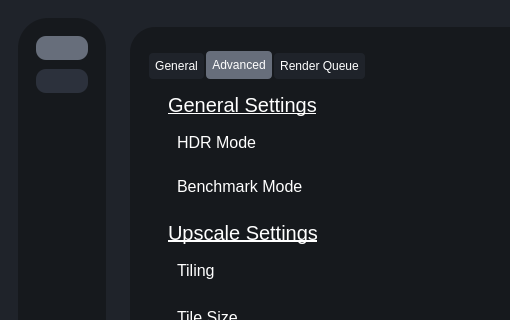
This is testRVEInterface.ui in gokulmc/enhance_crop as Qt 5 draws it before an edit; both pictures show x 0 to 510 and y 0 to 320 of the 978 by 883 pixel window. The edited form follows.
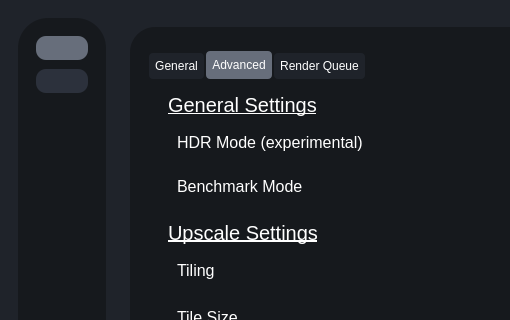
This is the edited form. The open tabs and pages were chosen to show the change. Icons and pictures are not drawn.

Commit message: add hdr toggle

Diff of the .ui file:
```diff
--- a/testRVEInterface.ui
+++ b/testRVEInterface.ui
@@ -1172,7 +1172,7 @@
                               <string/>
                              </property>
                              <property name="text">
-                              <string>HDR Mode</string>
+                              <string>HDR Mode (experimental)</string>
                              </property>
                             </widget>
                            </item>
```
The commit also changes 1 other file.
